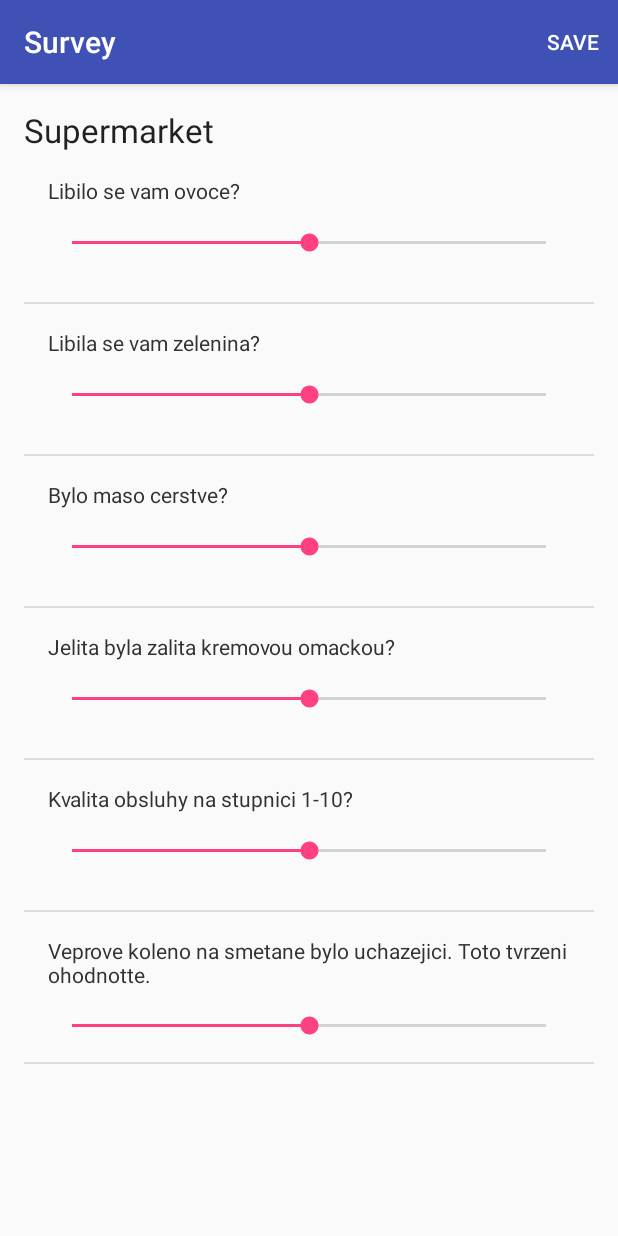
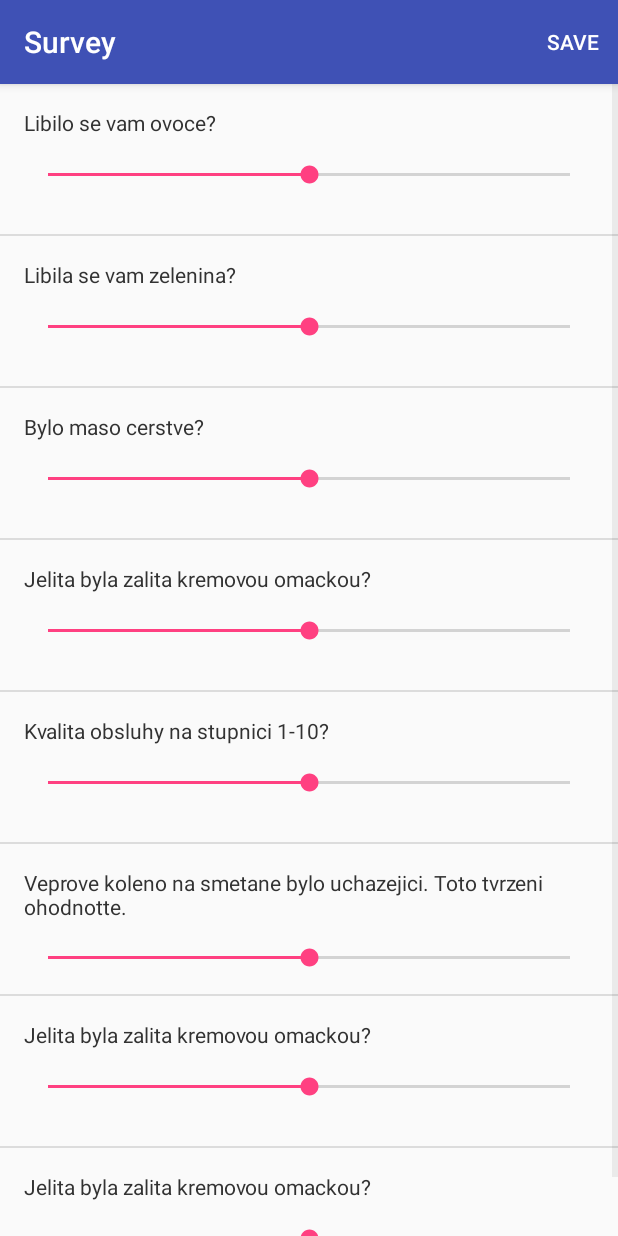
Before and after one commit to janzal/stm-dia, an Android app: the SurveyFormActivity screen opened directly, with no data from a screen before it, on a phone screen of 412 x 824 dp. Run offline under Robolectric (Android 15) with nearby library versions, the phone set to English and light mode, and no system bars.

```diff
--- a/app/src/main/AndroidManifest.xml
+++ b/app/src/main/AndroidManifest.xml
@@ -6,11 +6,14 @@
     <uses-permission android:name="android.permission.GET_ACCOUNTS" />
     <uses-permission android:name="android.permission.READ_PROFILE" />
     <uses-permission android:name="android.permission.READ_CONTACTS" />
+    <uses-permission android:name="android.permission.ACCESS_FINE_LOCATION" />
+    <uses-permission android:name="android.permission.INTERNET" />
 
     <application
         android:allowBackup="true"
         android:icon="@mipmap/ic_launcher"
         android:label="@string/app_name"
+        android:name=".DiaApplication"
         android:supportsRtl="true"
         android:theme="@style/AppTheme">
         <activity
--- a/app/src/main/java/com/cvut/janzaloudek/stm_dia/DiaryOverview.java
+++ b/app/src/main/java/com/cvut/janzaloudek/stm_dia/DiaryOverview.java
@@ -102,9 +102,7 @@ public class DiaryOverview extends AppCompatActivity
         ListView listView = (ListView) findViewById(R.id.overview_listview);
         listView.setAdapter(adapter);
 
-        listView.setOnItemClickListener(new AdapterView.OnItemClickListener() {
-            @Override
-            public void onItemClick(AdapterView<?> adapterView, View view, int i, long l) {
+        listView.setOnItemClickListener((AdapterView<?> adapterView, View view, int i, long l) -> {
             //                Intent intent = new Intent(DiaryOverview.this, SurveyDetailActivity.class);
 //                startActivity(intent);
             Intent intent = new Intent(DiaryOverview.this, SurveyDetailActivity.class);
@@ -115,7 +113,6 @@ public class DiaryOverview extends AppCompatActivity
             b.putInt("rec_id", record_id); //Your id
             intent.putExtras(b); //Put your id to your next Intent
             startActivity(intent);
-            }
         });
     }
 
--- a/app/src/main/java/com/cvut/janzaloudek/stm_dia/SurveyFormActivity.java
+++ b/app/src/main/java/com/cvut/janzaloudek/stm_dia/SurveyFormActivity.java
@@ -1,6 +1,13 @@
 package com.cvut.janzaloudek.stm_dia;
 
+import android.Manifest;
+import android.content.Context;
 import android.content.Intent;
+import android.content.pm.PackageManager;
+import android.location.Criteria;
+import android.location.Location;
+import android.location.LocationManager;
+import android.support.v4.content.ContextCompat;
 import android.support.v7.app.AppCompatActivity;
 import android.os.Bundle;
 import android.view.Menu;
@@ -25,9 +32,11 @@ public class SurveyFormActivity extends AppCompatActivity {
         add(new Question(4, "Jelita byla zalita kremovou omackou?"));
         add(new Question(5, "Kvalita obsluhy na stupnici 1-10?"));
         add(new Question(6, "Veprove koleno na smetane bylo uchazejici. Toto tvrzeni ohodnotte."));
-//        add(new Question(7, "Jelita byla zalita kremovou omackou?"));
-//        add(new Question(8, "Jelita byla zalita kremovou omackou?"));
+        add(new Question(7, "Jelita byla zalita kremovou omackou?"));
+        add(new Question(8, "Jelita byla zalita kremovou omackou?"));
     }};
+
+    Location responseLocation;
 
     @Override
     protected void onCreate(Bundle savedInstanceState) {
@@ -45,6 +54,16 @@ public class SurveyFormActivity extends AppCompatActivity {
 //                startActivity(intent);
 //            }
 //        });
+
+        LocationManager locationManager = (LocationManager)getSystemService(Context.LOCATION_SERVICE);
+        Criteria criteria = new Criteria();
+        criteria.setAccuracy(Criteria.ACCURACY_FINE);
+        criteria.setAltitudeRequired(false);
+        criteria.setSpeedRequired(false);
+
+        if (ContextCompat.checkSelfPermission(this, Manifest.permission.ACCESS_FINE_LOCATION) == PackageManager.PERMISSION_GRANTED) {
+            responseLocation = locationManager.getLastKnownLocation(locationManager.getBestProvider(criteria, true));
+        }
     }
 
     @Override
--- a/app/src/main/java/com/cvut/janzaloudek/stm_dia/model/entity/Field.java
+++ b/app/src/main/java/com/cvut/janzaloudek/stm_dia/model/entity/Field.java
@@ -4,7 +4,9 @@ package com.cvut.janzaloudek.stm_dia.model.entity;
  * Created by janzaloudek on 23/04/16.
  */
 public class Field extends HeaderContentEntry {
-    public Field(String title, String description) {
+    public int id;
+    public Field(int id, String title, String description) {
         super(title, description);
+        this.id = id;
     }
 }
--- a/app/src/main/res/layout/activity_survey_form.xml
+++ b/app/src/main/res/layout/activity_survey_form.xml
@@ -3,27 +3,12 @@
     xmlns:tools="http://schemas.android.com/tools"
     android:layout_width="match_parent"
     android:layout_height="match_parent"
-    android:paddingBottom="@dimen/activity_vertical_margin"
-    android:paddingLeft="@dimen/activity_horizontal_margin"
-    android:paddingRight="@dimen/activity_horizontal_margin"
-    android:paddingTop="@dimen/activity_vertical_margin"
     tools:context="com.cvut.janzaloudek.stm_dia.SurveyFormActivity">
-
 
     <ListView
         android:layout_width="match_parent"
         android:layout_height="fill_parent"
         android:id="@+id/survey_form_questions"
-        android:layout_alignParentStart="true"
-        android:layout_below="@+id/survey_form_title" />
-
-    <TextView
-        android:layout_width="wrap_content"
-        android:layout_height="wrap_content"
-        android:textAppearance="?android:attr/textAppearanceLarge"
-        android:text="Supermarket"
-        android:id="@+id/survey_form_title"
-        android:layout_alignParentTop="true"
         android:layout_alignParentStart="true" />
 
 </RelativeLayout>
--- a/build.gradle
+++ b/build.gradle
@@ -3,10 +3,11 @@
 buildscript {
     repositories {
         jcenter()
+        mavenCentral()
     }
     dependencies {
-        classpath 'com.android.tools.build:gradle:2.0.0'
-
+        classpath 'com.android.tools.build:gradle:2.1.0'
+        classpath 'me.tatarka:gradle-retrolambda:3.3.0-beta4'
         // NOTE: Do not place your application dependencies here; they belong
         // in the individual module build.gradle files
     }
```
Also changed, not shown: app/build.gradle (+8 -0 lines), app/src/main/java/com/cvut/janzaloudek/stm_dia/Config.java (added, +9 -0 lines), app/src/main/java/com/cvut/janzaloudek/stm_dia/DiaApplication.java (added, +17 -0 lines), app/src/main/java/com/cvut/janzaloudek/stm_dia/FieldSelectionActivity.java (+28 -5 lines), app/src/main/java/com/cvut/janzaloudek/stm_dia/data/SurveyMockData.java (+31 -0 lines), app/src/main/java/com/cvut/janzaloudek/stm_dia/model/entity/Survey.java (+10 -6 lines), app/src/main/res/layout/activity_survey_detail.xml (+20 -20 lines). Lines whose indentation alone changed are shown as unchanged.
